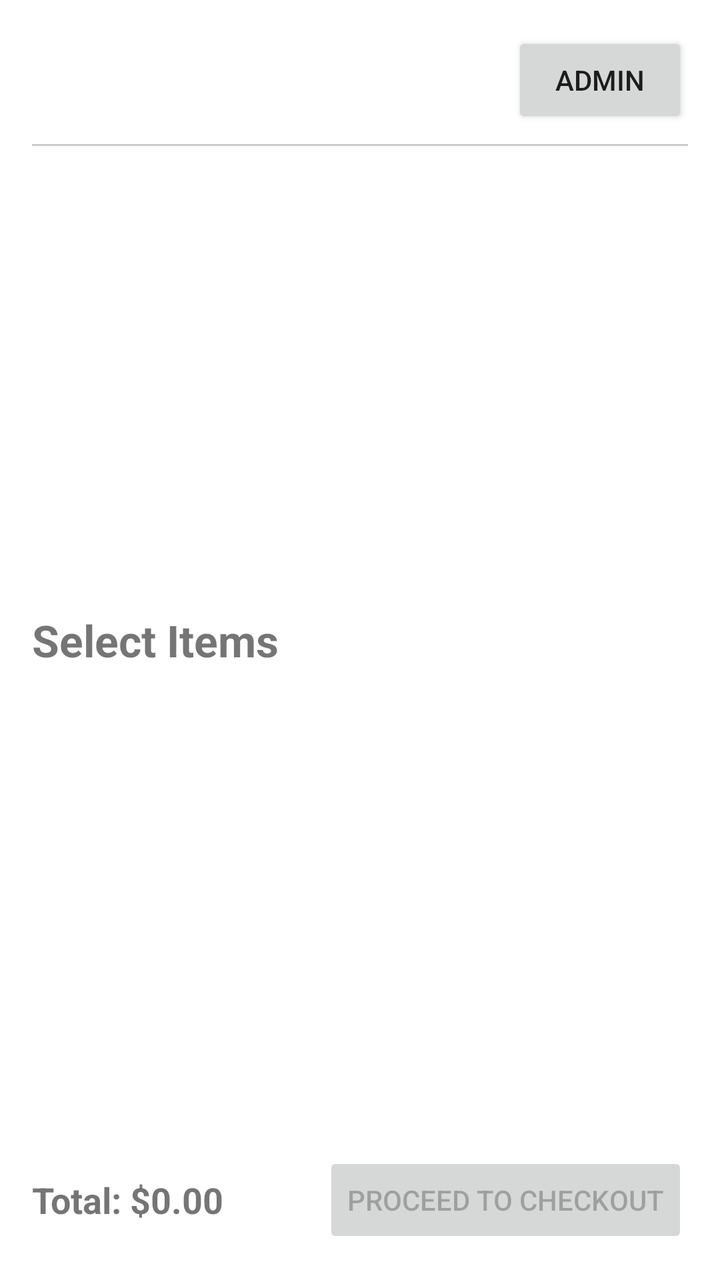
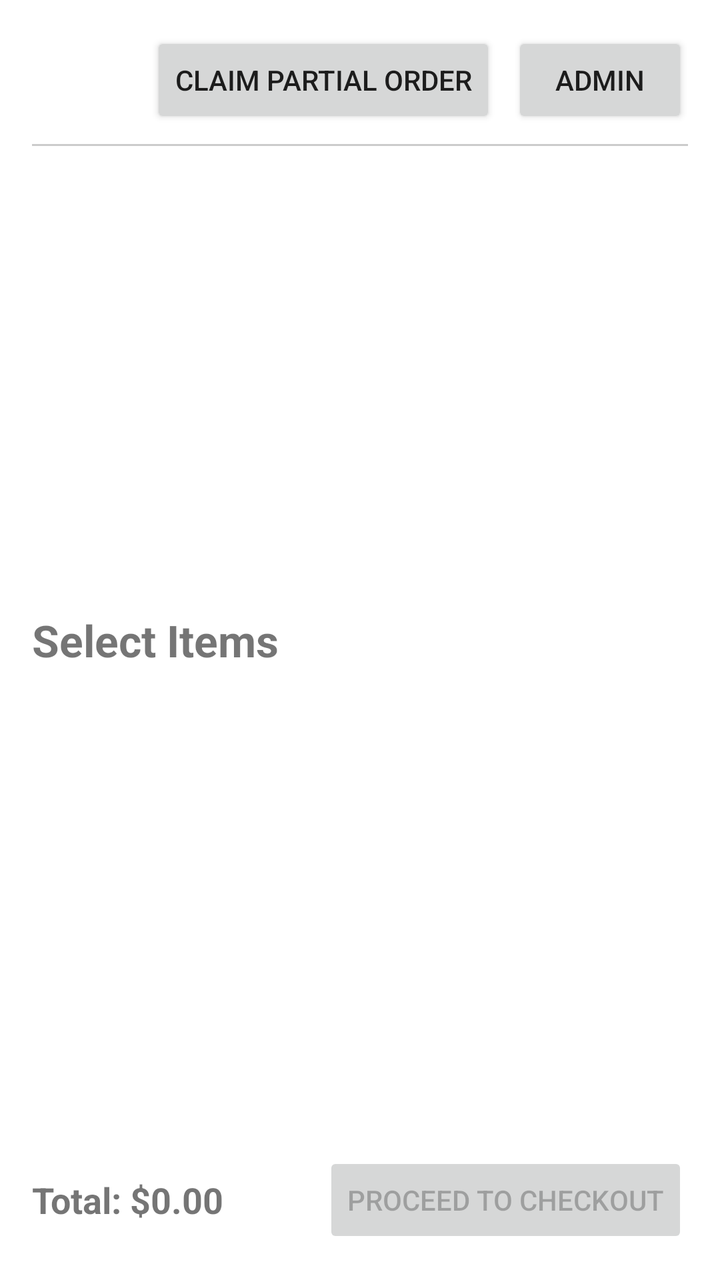

An Android layout rendered at two revisions. The XML below is the earlier revision; the diff shows what the commit changed to produce the second picture.
<!-- AndroidManifest.xml: application theme Theme.VMControlTemplate -->
<!-- res/layout/activity_catalog.xml -->
<?xml version="1.0" encoding="utf-8"?>
<RelativeLayout xmlns:android="http://schemas.android.com/apk/res/android"
    android:layout_width="match_parent"
    android:layout_height="match_parent"
    android:padding="16dp">

    
    <TextView
        android:id="@+id/txtCatalogHeader"
        android:layout_width="wrap_content"
        android:layout_height="wrap_content"
        android:layout_alignParentStart="true"
        android:layout_centerVertical="true"
        android:text="Select Items"
        android:textSize="22sp"
        android:textStyle="bold" />

    <Button
        android:id="@+id/btnAdminAccess"
        android:layout_width="wrap_content"
        android:layout_height="wrap_content"
        android:layout_alignParentEnd="true"
        android:text="Admin" />

    <View
        android:id="@+id/headerDivider"
        android:layout_width="match_parent"
        android:layout_height="1dp"
        android:layout_below="@id/btnAdminAccess"
        android:layout_marginTop="8dp"
        android:background="#CCCCCC" />

    
    <androidx.recyclerview.widget.RecyclerView
        android:id="@+id/recyclerCatalog"
        android:layout_width="match_parent"
        android:layout_height="match_parent"
        android:layout_above="@id/bottomCartBar"
        android:layout_below="@id/headerDivider"
        android:layout_marginVertical="8dp" />

    
    <LinearLayout
        android:id="@+id/bottomCartBar"
        android:layout_width="match_parent"
        android:layout_height="wrap_content"
        android:layout_alignParentBottom="true"
        android:orientation="horizontal"
        android:gravity="center_vertical"
        android:paddingTop="8dp">

        <TextView
            android:id="@+id/txtCartTotal"
            android:layout_width="0dp"
            android:layout_height="wrap_content"
            android:layout_weight="1"
            android:text="Total: $0.00"
            android:textSize="18sp"
            android:textStyle="bold" />

        <Button
            android:id="@+id/btnCheckout"
            android:layout_width="wrap_content"
            android:layout_height="wrap_content"
            android:enabled="false"
            android:text="Proceed to Checkout" />
    </LinearLayout>

</RelativeLayout>
<!-- resources referenced by this layout -->
<resources>
  <style name="Theme.VMControlTemplate" parent="Theme.MaterialComponents.DayNight.DarkActionBar">
          
          <item name="colorPrimary">@color/purple_500</item>
          <item name="colorPrimaryVariant">@color/purple_700</item>
          <item name="colorOnPrimary">@color/white</item>
          
          <item name="colorSecondary">@color/teal_200</item>
          <item name="colorSecondaryVariant">@color/teal_700</item>
          <item name="colorOnSecondary">@color/black</item>
          
          <item name="android:statusBarColor">?attr/colorPrimaryVariant</item>
          
      </style>
  <color name="purple_500">#FF6200EE</color>
  <color name="purple_700">#FF3700B3</color>
  <color name="white">#FFFFFFFF</color>
  <color name="teal_200">#FF03DAC5</color>
  <color name="teal_700">#FF018786</color>
  <color name="black">#FF000000</color>
</resources>

<!-- the commit's change to res/layout/activity_catalog.xml (unified diff, before → after) -->
@@ -22,6 +22,14 @@
         android:layout_alignParentEnd="true"
         android:text="Admin" />
 
+    <Button
+        android:id="@+id/btnClaimPartial"
+        android:layout_width="wrap_content"
+        android:layout_height="wrap_content"
+        android:layout_toStartOf="@id/btnAdminAccess"
+        android:layout_marginEnd="8dp"
+        android:text="Claim Partial Order" />
+
     <View
         android:id="@+id/headerDivider"
         android:layout_width="match_parent"
@@ -45,8 +53,8 @@
         android:layout_width="match_parent"
         android:layout_height="wrap_content"
         android:layout_alignParentBottom="true"
+        android:gravity="center_vertical"
         android:orientation="horizontal"
-        android:gravity="center_vertical"
         android:paddingTop="8dp">
 
         <TextView
